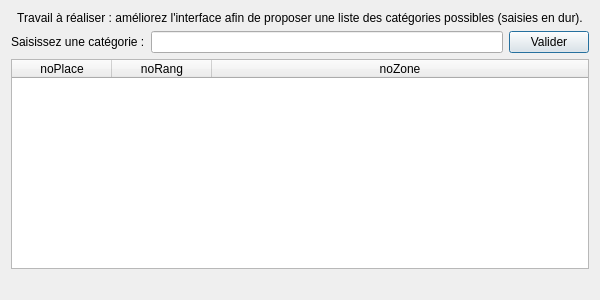
This is gui/fct_comp_2.ui in charlie38/theatre_L3 as Qt 5 draws it before an edit. The edited form follows.
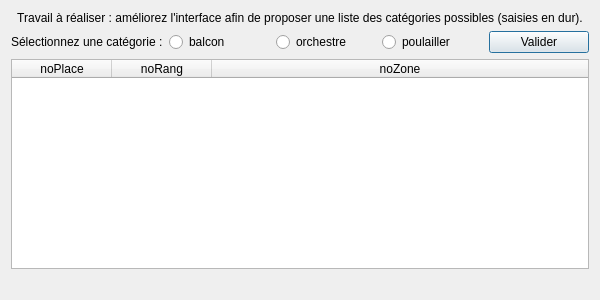
This is the edited form.

The edit to the form file:
```diff
--- a/gui/fct_comp_2.ui
+++ b/gui/fct_comp_2.ui
@@ -35,12 +35,30 @@
      <item>
       <widget class="QLabel" name="label_3">
        <property name="text">
-        <string>Saisissez une catégorie :</string>
+        <string>Sélectionnez une catégorie :</string>
        </property>
       </widget>
      </item>
      <item>
-      <widget class="QLineEdit" name="lineEdit_fct_comp_2"/>
+      <widget class="QRadioButton" name="radioButton_3">
+       <property name="text">
+        <string>balcon</string>
+       </property>
+      </widget>
+     </item>
+     <item>
+      <widget class="QRadioButton" name="radioButton_2">
+       <property name="text">
+        <string>orchestre</string>
+       </property>
+      </widget>
+     </item>
+     <item>
+      <widget class="QRadioButton" name="radioButton">
+       <property name="text">
+        <string>poulailler</string>
+       </property>
+      </widget>
      </item>
      <item>
       <widget class="QPushButton" name="pushButton_fct_comp_2">
```
